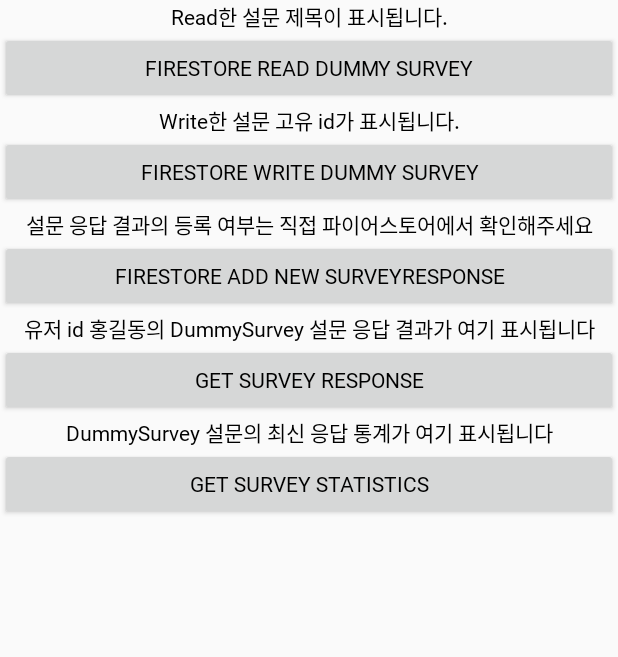
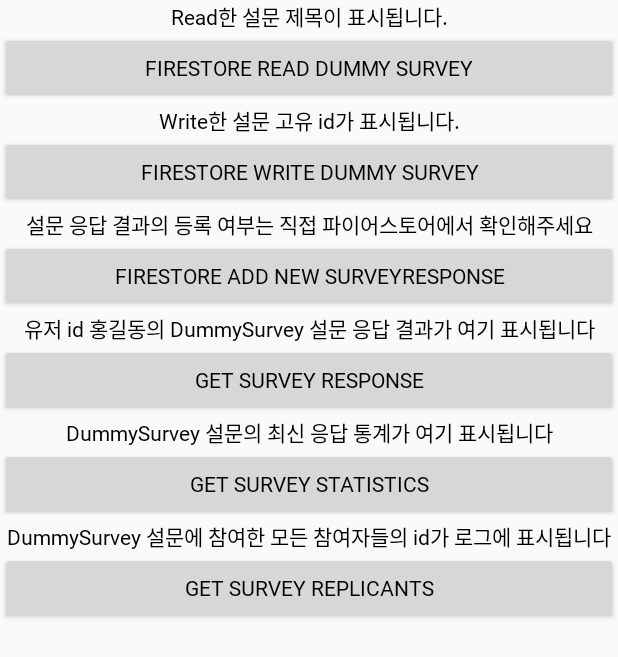
Before and after one commit to SSU-AndroidDevTeam/SSUrvey-App, an Android app: the FirebaseExampleActivity screen opened directly, with no data from a screen before it, on a phone screen of 412 x 824 dp. Shown: the top 657 px of the screen. Run offline under Robolectric (Android 15) with nearby library versions, the phone set to English and light mode, and no system bars; our stand-ins replace Firebase (no records; nobody signed in at launch, a user with empty details on screens opened directly).

Commit message:
[feat] 설문 id 제공 시 해당 설문에 참여한 모든 사용자 긁어오는 기능 제작

```diff
--- /dev/null
+++ b/app/src/main/java/com/example/ssurvey/service/SurveyReplicantCallback.java
@@ -0,0 +1,9 @@
+package com.example.ssurvey.service;
+
+import com.example.ssurvey.model.SurveyResponse;
+
+import java.util.ArrayList;
+
+public interface SurveyReplicantCallback {
+    public void onCallback(ArrayList<String> replicants, CbCode cbCode);
+}
--- a/app/src/main/res/layout/activity_firebase_example.xml
+++ b/app/src/main/res/layout/activity_firebase_example.xml
@@ -103,4 +103,24 @@
         app:layout_constraintStart_toStartOf="parent"
         />
 
+    <TextView
+        android:id="@+id/text6"
+        android:layout_width="wrap_content"
+        android:layout_height="wrap_content"
+        android:text="DummySurvey 설문에 참여한 모든 참여자들의 id가 로그에 표시됩니다"
+        app:layout_constraintTop_toBottomOf="@id/button5"
+        app:layout_constraintEnd_toEndOf="parent"
+        app:layout_constraintStart_toStartOf="parent"
+        />
+
+    <Button
+        android:id="@+id/button6"
+        android:layout_width="match_parent"
+        android:layout_height="wrap_content"
+        android:text="Get survey replicants"
+        app:layout_constraintTop_toBottomOf="@id/text6"
+        app:layout_constraintEnd_toEndOf="parent"
+        app:layout_constraintStart_toStartOf="parent"
+        />
+
 </androidx.constraintlayout.widget.ConstraintLayout>
```
Also changed, not shown: app/src/main/java/com/example/ssurvey/FirebaseExampleActivity.java (+32 -0 lines), app/src/main/java/com/example/ssurvey/FirebaseManager.java (+24 -0 lines).
